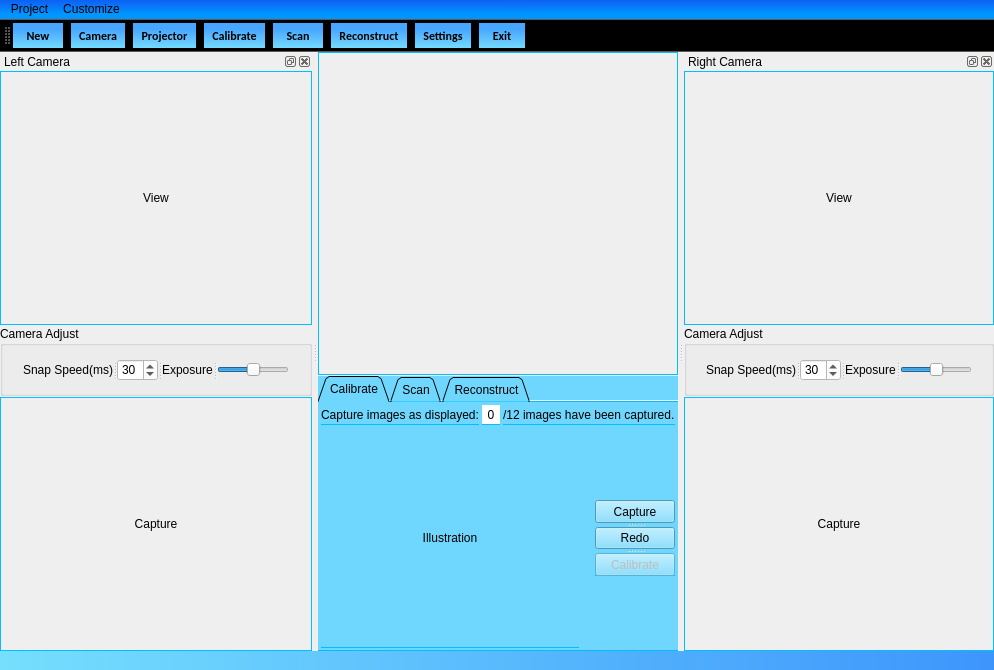
Qt form Duke/mainwindow.ui (DrawZeroPoint/Structure-Light-Reconstructor) before a commit.
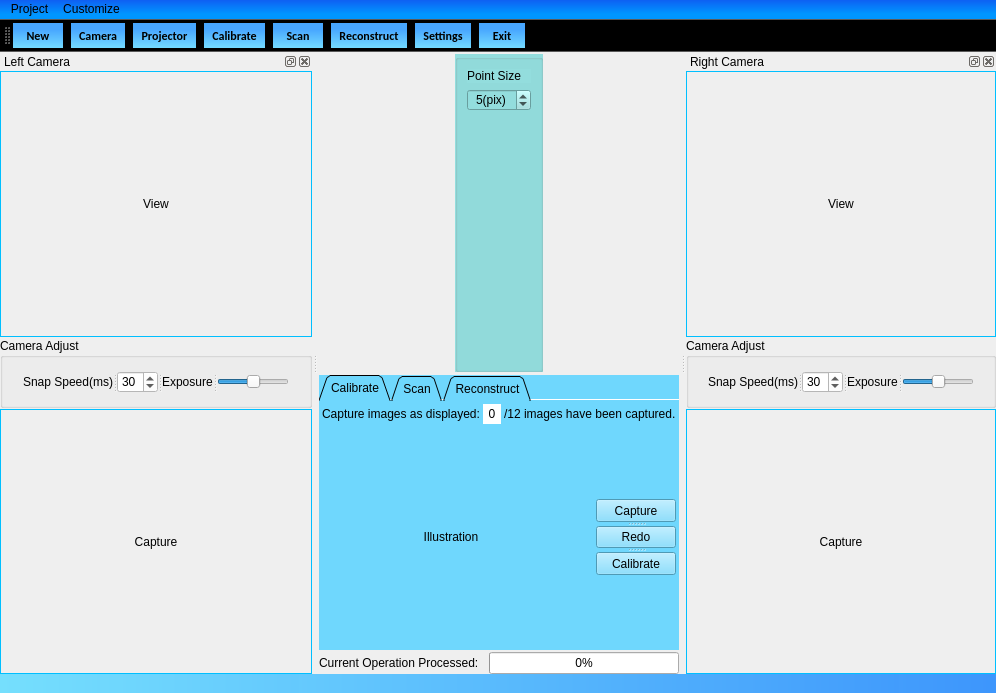
The same form after that commit. Icons and pictures are not drawn.

Patch:
```diff
--- a/Duke/mainwindow.ui
+++ b/Duke/mainwindow.ui
@@ -6,8 +6,8 @@
    <rect>
     <x>0</x>
     <y>0</y>
-    <width>994</width>
-    <height>670</height>
+    <width>996</width>
+    <height>693</height>
    </rect>
   </property>
   <property name="windowTitle">
@@ -70,17 +70,17 @@
        </size>
       </property>
       <property name="styleSheet">
-       <string notr="true">border-bottom:1px solid deepskyblue;</string>
+       <string notr="true"/>
       </property>
       <layout class="QGridLayout" name="gridLayout_2">
        <property name="leftMargin">
-        <number>0</number>
+        <number>1</number>
        </property>
        <property name="topMargin">
-        <number>0</number>
+        <number>1</number>
        </property>
        <property name="rightMargin">
-        <number>0</number>
+        <number>1</number>
        </property>
        <property name="bottomMargin">
         <number>0</number>
@@ -89,12 +89,12 @@
         <number>0</number>
        </property>
        <property name="verticalSpacing">
-        <number>1</number>
+        <number>2</number>
        </property>
        <item row="0" column="0">
         <widget class="QWidget" name="displayWidget" native="true">
          <property name="sizePolicy">
-          <sizepolicy hsizetype="MinimumExpanding" vsizetype="MinimumExpanding">
+          <sizepolicy hsizetype="Expanding" vsizetype="MinimumExpanding">
            <horstretch>0</horstretch>
            <verstretch>0</verstretch>
           </sizepolicy>
@@ -106,9 +106,95 @@
           <bool>false</bool>
          </property>
          <property name="styleSheet">
-          <string notr="true">border-style: outset;
-border: 1px solid deepskyblue;</string>
+          <string notr="true"/>
          </property>
+         <layout class="QGridLayout" name="gridLayout_13">
+          <property name="leftMargin">
+           <number>0</number>
+          </property>
+          <property name="topMargin">
+           <number>1</number>
+          </property>
+          <property name="rightMargin">
+           <number>0</number>
+          </property>
+          <property name="bottomMargin">
+           <number>1</number>
+          </property>
+          <property name="spacing">
+           <number>1</number>
+          </property>
+          <item row="0" column="0">
+           <widget class="QGroupBox" name="groupBox_3">
+            <property name="sizePolicy">
+             <sizepolicy hsizetype="Fixed" vsizetype="Expanding">
+              <horstretch>0</horstretch>
+              <verstretch>0</verstretch>
+             </sizepolicy>
+            </property>
+            <property name="styleSheet">
+             <string notr="true">background-color: rgb(147, 221, 221);</string>
+            </property>
+            <property name="title">
+             <string notr="true"/>
+            </property>
+            <layout class="QGridLayout" name="gridLayout_12">
+             <item row="0" column="0">
+              <widget class="QLabel" name="label">
+               <property name="text">
+                <string>Point Size</string>
+               </property>
+              </widget>
+             </item>
+             <item row="1" column="0">
+              <widget class="QSpinBox" name="pSizeValue">
+               <property name="sizePolicy">
+                <sizepolicy hsizetype="Preferred" vsizetype="Fixed">
+                 <horstretch>0</horstretch>
+                 <verstretch>0</verstretch>
+                </sizepolicy>
+               </property>
+               <property name="alignment">
+                <set>Qt::AlignCenter</set>
+               </property>
+               <property name="suffix">
+                <string notr="true">(pix)</string>
+               </property>
+               <property name="minimum">
+                <number>1</number>
+               </property>
+               <property name="maximum">
+                <number>20</number>
+               </property>
+               <property name="value">
+                <number>5</number>
+               </property>
+              </widget>
+             </item>
+             <item row="2" column="0">
+              <spacer name="verticalSpacer_15">
+               <property name="orientation">
+                <enum>Qt::Vertical</enum>
+               </property>
+               <property name="sizeHint" stdset="0">
+                <size>
+                 <width>20</width>
+                 <height>227</height>
+                </size>
+               </property>
+              </spacer>
+             </item>
+            </layout>
+           </widget>
+          </item>
+          <item row="0" column="1">
+           <layout class="QHBoxLayout" name="displayLayout">
+            <property name="spacing">
+             <number>0</number>
+            </property>
+           </layout>
+          </item>
+         </layout>
         </widget>
        </item>
        <item row="1" column="0">
@@ -338,7 +424,7 @@
              </widget>
              <widget class="QPushButton" name="calibButton">
               <property name="enabled">
-               <bool>false</bool>
+               <bool>true</bool>
               </property>
               <property name="text">
                <string>Calibrate</string>
@@ -360,6 +446,36 @@
          </widget>
         </widget>
        </item>
+       <item row="2" column="0">
+        <layout class="QHBoxLayout" name="horizontalLayout_2">
+         <property name="spacing">
+          <number>10</number>
+         </property>
+         <item>
+          <widget class="QLabel" name="label_2">
+           <property name="styleSheet">
+            <string notr="true">font: 75 9pt &quot;Calibri&quot;;</string>
+           </property>
+           <property name="text">
+            <string>Current Operation Processed:</string>
+           </property>
+          </widget>
+         </item>
+         <item>
+          <widget class="QProgressBar" name="progressBar">
+           <property name="styleSheet">
+            <string notr="true">font: 75 9pt &quot;Calibri&quot;;</string>
+           </property>
+           <property name="value">
+            <number>0</number>
+           </property>
+           <property name="invertedAppearance">
+            <bool>false</bool>
+           </property>
+          </widget>
+         </item>
+        </layout>
+       </item>
       </layout>
      </widget>
     </item>
@@ -370,7 +486,7 @@
     <rect>
      <x>0</x>
      <y>0</y>
-     <width>994</width>
+     <width>996</width>
      <height>23</height>
     </rect>
    </property>
```
Left out of the diff: 2 changed lines with no effect on the pictures.
